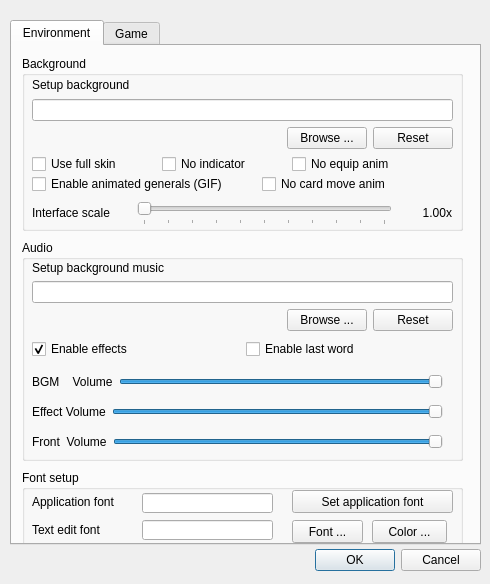
This is src/dialog/configdialog.ui in lolosiyue/Qsanguosha-sijyu as Qt 5 draws it before an edit. The edited form follows.
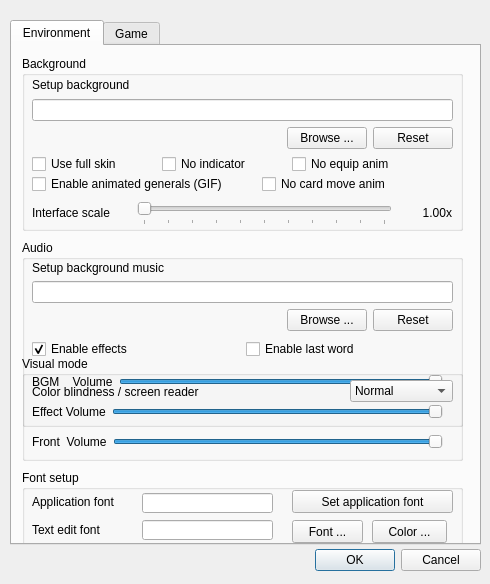
This is the edited form.

Commit message: feat: add QML home page with HomeController and visual mode settings

Diff of the .ui file:
```diff
--- a/src/dialog/configdialog.ui
+++ b/src/dialog/configdialog.ui
@@ -593,6 +593,70 @@
       </property>
      </widget>
     </widget>
+    <widget class="QGroupBox" name="visualModeGroupBox">
+     <property name="geometry">
+      <rect>
+       <x>10</x>
+       <y>310</y>
+       <width>441</width>
+       <height>71</height>
+      </rect>
+     </property>
+     <property name="title">
+      <string>Visual mode</string>
+     </property>
+     <widget class="QWidget" name="visualModeLayoutWidget">
+      <property name="geometry">
+       <rect>
+        <x>10</x>
+        <y>20</y>
+        <width>421</width>
+        <height>31</height>
+       </rect>
+      </property>
+      <layout class="QHBoxLayout" name="visualModeLayout">
+       <item>
+        <widget class="QLabel" name="visualModeLabel">
+         <property name="text">
+          <string>Color blindness / screen reader</string>
+         </property>
+        </widget>
+       </item>
+       <item>
+        <spacer name="visualModeSpacer">
+         <property name="orientation">
+          <enum>Qt::Horizontal</enum>
+         </property>
+         <property name="sizeHint" stdset="0">
+          <size>
+           <width>40</width>
+           <height>20</height>
+          </size>
+         </property>
+        </spacer>
+       </item>
+       <item>
+        <widget class="QComboBox" name="visualModeCombo">
+         <item>
+          <property name="text">
+           <string>Normal</string>
+          </property>
+         </item>
+         <item>
+          <property name="text">
+           <string>Grayscale</string>
+          </property>
+         </item>
+         <item>
+          <property name="text">
+           <string>High contrast</string>
+          </property>
+         </item>
+        </widget>
+       </item>
+      </layout>
+     </widget>
+    </widget>
    </widget>
    <widget class="QWidget" name="gameTab">
     <attribute name="title">
```
The commit also changes 25 other files.
